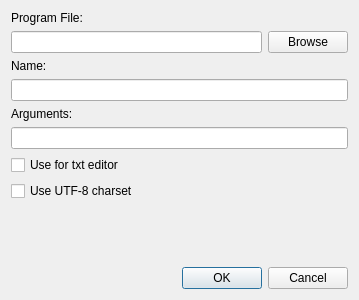
altairwei/WizNotePlus, file src/ui/WizExternalEditorInfoDialog.ui: the form before one commit.
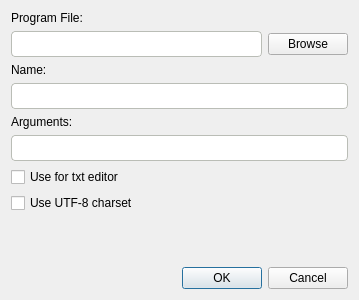
The form after the commit.

Commit message: add external editor setting dialog

```diff
--- a/src/ui/WizExternalEditorInfoDialog.ui
+++ b/src/ui/WizExternalEditorInfoDialog.ui
@@ -13,6 +13,15 @@
   <property name="windowTitle">
    <string>Dialog</string>
   </property>
+  <property name="styleSheet">
+   <string notr="true">QLineEdit {
+    border-width: 1px;
+    border-style: solid;
+    border-radius: 4px;
+	border-color: rgb(186, 189, 182);
+	padding: 4px;
+}</string>
+  </property>
   <layout class="QVBoxLayout" name="verticalLayout">
    <item>
     <layout class="QVBoxLayout" name="verticalLayout_2">
@@ -26,7 +35,11 @@
      <item>
       <layout class="QHBoxLayout" name="horizontalLayout">
        <item>
-        <widget class="QLineEdit" name="editProgram"/>
+        <widget class="QLineEdit" name="editProgram">
+         <property name="styleSheet">
+          <string notr="true"/>
+         </property>
+        </widget>
        </item>
        <item>
         <widget class="QPushButton" name="pushButton">
```
Left out of the diff: 2 changed lines with no effect on the pictures. The commit also changes 6 other files.
